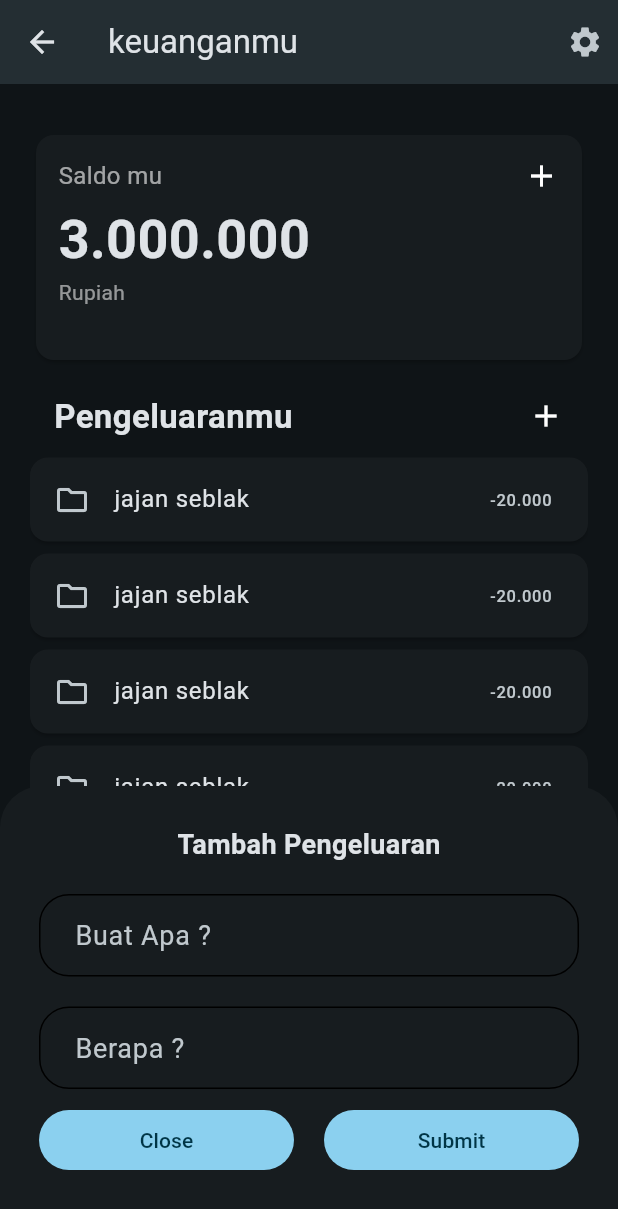
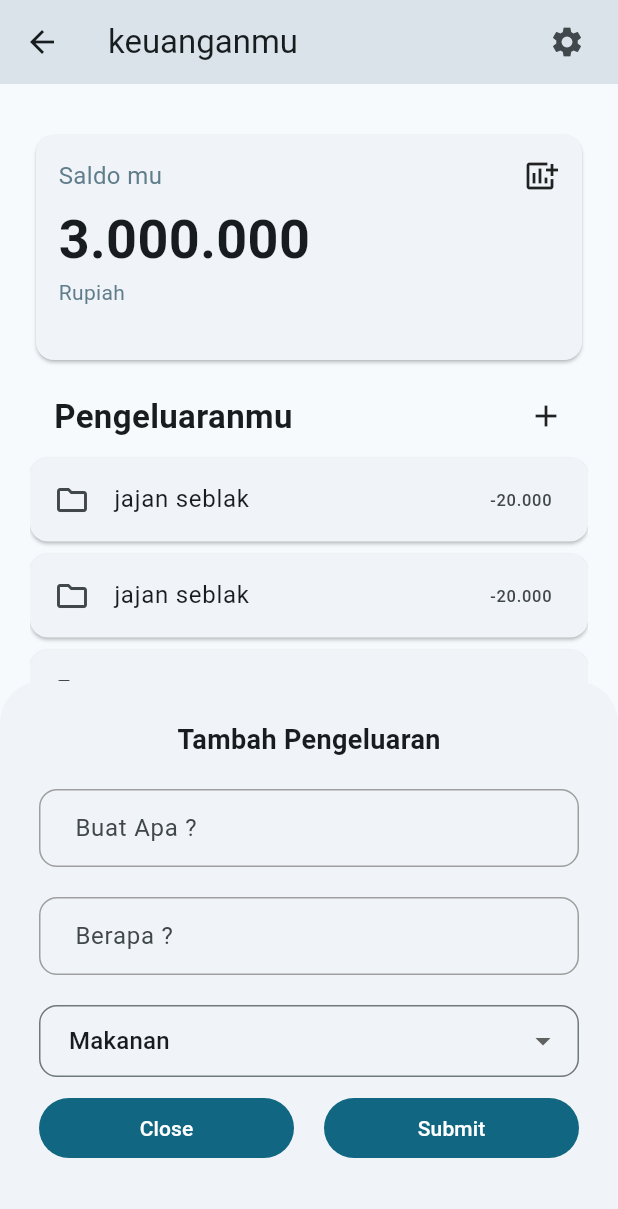
Before and after one commit to ikhsanmuhamad22/mounthly_expensess, a Flutter app: the screen it shows after launch, scrolled down 576 dp, after a tap on the "add" icon, on a phone screen of 412 x 824 dp. Shown: the top 1209 px of the screen. Run offline on Flutter 3.47's test engine with Material 3 defaults, Android fonts, the phone set to English and light mode, and no system bars; Roboto replaces fonts that are missing (IndieFlower).

Commit message:
add: setting ui

```diff
--- a/lib/main.dart
+++ b/lib/main.dart
@@ -16,7 +16,7 @@ class MyApp extends StatelessWidget {
       theme: ThemeData(
         colorScheme: ColorScheme.fromSeed(
           seedColor: Colors.blueGrey,
-          brightness: Brightness.dark,
+          brightness: Brightness.light,
         ),
       ),
       home: const MainPage(),
--- a/lib/views/pages/main_page.dart
+++ b/lib/views/pages/main_page.dart
@@ -1,4 +1,5 @@
 import 'package:flutter/material.dart';
+import 'package:mounthly_expenses/views/pages/setting_page.dart';
 import 'package:mounthly_expenses/views/widgets/balance_card_widget.dart';
 import 'package:mounthly_expenses/views/widgets/modal_detail_exp.dart';
 import 'package:mounthly_expenses/views/widgets/modal_add_exp.dart';
@@ -11,12 +12,19 @@ class MainPage extends StatelessWidget {
     return Scaffold(
       appBar: AppBar(
         title: Text('keuanganmu'),
+
         actions: [
-          Padding(
-            padding: const EdgeInsets.only(right: 10),
-            child: Icon(Icons.settings),
+          IconButton(
+            icon: Icon(Icons.settings),
+            onPressed: () {
+              Navigator.push(
+                context,
+                MaterialPageRoute(builder: (context) => SettingPage()),
+              );
+            },
           ),
         ],
+        actionsPadding: EdgeInsets.only(right: 10),
       ),
       body: Padding(
         padding: const EdgeInsets.all(20),
--- a/lib/views/widgets/balance_card_widget.dart
+++ b/lib/views/widgets/balance_card_widget.dart
@@ -25,12 +25,12 @@ class BalanceCardWidget extends StatelessWidget {
                       Text(
                         'Saldo mu',
                         style: TextStyle(
-                          color: Colors.white60,
+                          color: Colors.blueGrey,
                           fontSize: 16,
                           fontWeight: FontWeight.normal,
                         ),
                       ),
-                      Icon(Icons.add),
+                      Icon(Icons.add_chart),
                     ],
                   ),
                 ),
@@ -38,7 +38,7 @@ class BalanceCardWidget extends StatelessWidget {
                   '3.000.000',
                   style: TextStyle(fontSize: 36, fontWeight: FontWeight.bold),
                 ),
-                Text('Rupiah', style: TextStyle(color: Colors.white54)),
+                Text('Rupiah', style: TextStyle(color: Colors.blueGrey)),
               ],
             ),
           ),
--- a/lib/views/widgets/modal_add_exp.dart
+++ b/lib/views/widgets/modal_add_exp.dart
@@ -12,7 +12,7 @@ class ModalAddExp extends StatelessWidget {
           builder: (context) {
             return Container(
               padding: EdgeInsets.all(16.0),
-              height: 300,
+              height: 370,
               width: double.infinity,
               child: Padding(
                 padding: const EdgeInsets.all(10),
@@ -31,6 +31,9 @@ class ModalAddExp extends StatelessWidget {
                     SizedBox(height: 10),
                     customFieldText('Buat Apa ?'),
                     customFieldText('Berapa ?'),
+                    SizedBox(height: 10),
+                    custemSelectCategory(),
+                    SizedBox(height: 10),
                     Row(
                       mainAxisAlignment: MainAxisAlignment.spaceAround,
                       children: [
@@ -69,24 +72,52 @@ Widget customFieldText(String title) {
     child: TextField(
       decoration: InputDecoration(
         hintText: title,
-        hintStyle: TextStyle(
-          fontFamily: 'IndieFlower', // Gaya tulisan tangan
-          fontSize: 18,
-        ),
+        hintStyle: TextStyle(fontSize: 16),
         contentPadding: EdgeInsets.symmetric(horizontal: 20, vertical: 14),
         border: OutlineInputBorder(
-          borderRadius: BorderRadius.circular(20),
-          borderSide: BorderSide(color: Colors.black, width: 1),
+          borderRadius: BorderRadius.circular(12),
+          borderSide: BorderSide(color: Colors.grey, width: 1),
         ),
         enabledBorder: OutlineInputBorder(
-          borderRadius: BorderRadius.circular(20),
-          borderSide: BorderSide(color: Colors.black, width: 1),
+          borderRadius: BorderRadius.circular(12),
+          borderSide: BorderSide(color: Colors.grey, width: 1),
         ),
         focusedBorder: OutlineInputBorder(
-          borderRadius: BorderRadius.circular(20),
-          borderSide: BorderSide(color: Colors.black, width: 1.5),
+          borderRadius: BorderRadius.circular(12),
+          borderSide: BorderSide(width: 1.5),
         ),
       ),
     ),
   );
 }
+
+final List<String> categories = [
+  'Makanan',
+  'Transportasi',
+  'Belanja',
+  'Hiburan',
+  'Tagihan',
+  'Kesehatan',
+  'Lainnya',
+];
+
+Widget custemSelectCategory() {
+  return DropdownButtonFormField<String>(
+    value: categories.first,
+    decoration: InputDecoration(
+      border: OutlineInputBorder(
+        borderRadius: BorderRadius.circular(12),
+        borderSide: BorderSide(color: Colors.grey),
+      ),
+      contentPadding: EdgeInsets.symmetric(horizontal: 16, vertical: 12),
+    ),
+    items:
+        categories.map((category) {
+          return DropdownMenuItem<String>(
+            value: category,
+            child: Text(category),
+          );
+        }).toList(),
+    onChanged: (value) {},
+  );
+}
```
Also changed, not shown: lib/views/pages/setting_page.dart (added, +43 -0 lines).
